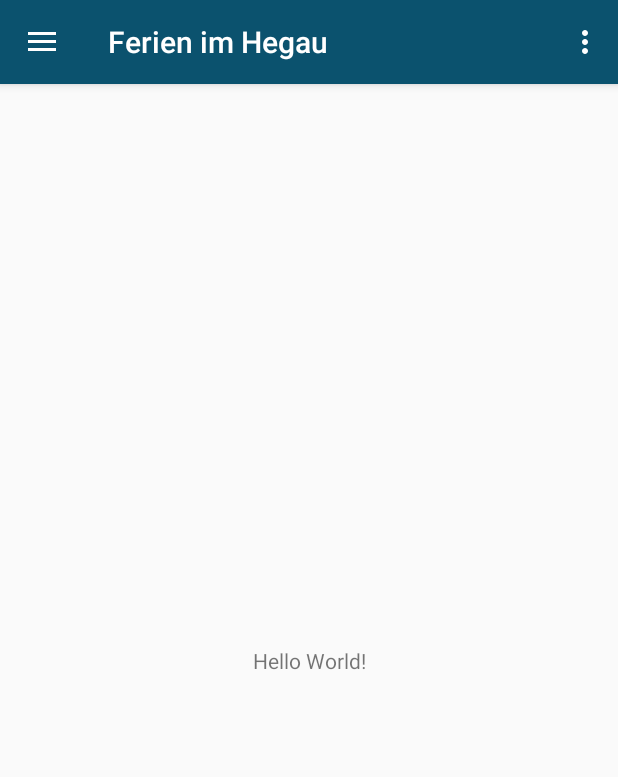
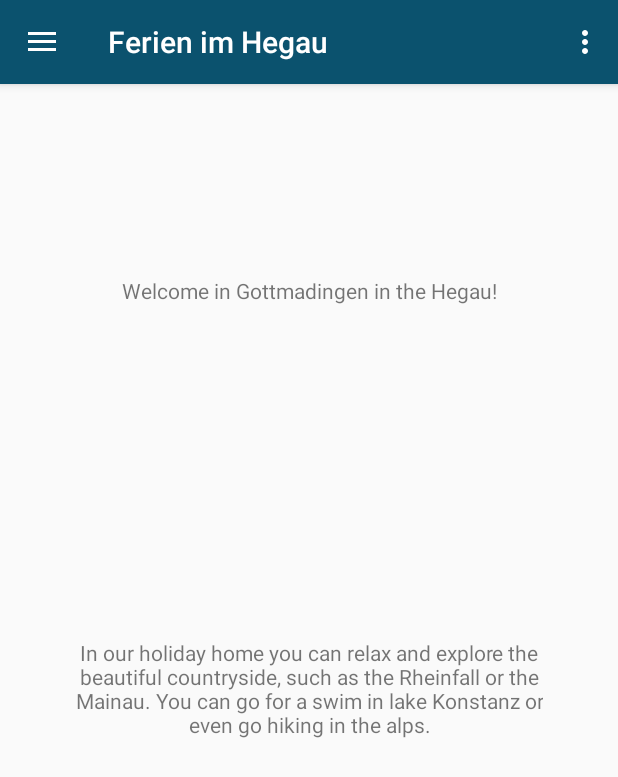
Before and after one commit to Creliv/FerienimHegau, an Android app: the screen it shows after launch (MainActivity), on a phone screen of 412 x 824 dp. Shown: the top 777 px of the screen. Run offline under Robolectric (Android 15) with nearby library versions, the phone set to English and light mode, and no system bars.

Commit message:
Modified Home. Added gallery

```diff
--- a/app/src/main/AndroidManifest.xml
+++ b/app/src/main/AndroidManifest.xml
@@ -24,6 +24,10 @@
             android:name=".CalcActivity"
             android:parentActivityName=".MainActivity"
             android:label="@string/calc_header"></activity>
+        <activity
+            android:name=".GalleryActivity"
+            android:parentActivityName=".MainActivity"
+            android:label="@string/gallery_header"></activity>
     </application>
 
 
--- a/app/src/main/java/com/example/ferienimhegau/MainActivity.java
+++ b/app/src/main/java/com/example/ferienimhegau/MainActivity.java
@@ -83,6 +83,8 @@ public class MainActivity extends AppCompatActivity
         if (id == R.id.nav_home) {
             // Handle the camera action
         } else if (id == R.id.nav_gallery) {
+            Intent intent = new Intent (this, GalleryActivity.class);
+            startActivity(intent);
 
         } else if (id == R.id.nav_Calculator) {
             Intent intent = new Intent(this, CalcActivity.class);
--- a/app/src/main/res/layout/content_main.xml
+++ b/app/src/main/res/layout/content_main.xml
@@ -9,12 +9,36 @@
     tools:showIn="@layout/app_bar_main">
 
     <TextView
-        android:layout_width="wrap_content"
+        android:id="@+id/textView8"
+        android:layout_width="0dp"
         android:layout_height="wrap_content"
-        android:text="Hello World!"
-        app:layout_constraintBottom_toBottomOf="parent"
-        app:layout_constraintLeft_toLeftOf="parent"
-        app:layout_constraintRight_toRightOf="parent"
+        android:layout_marginStart="75dp"
+        android:layout_marginLeft="75dp"
+        android:layout_marginTop="128dp"
+        android:layout_marginEnd="75dp"
+        android:layout_marginRight="75dp"
+        android:gravity="center"
+        android:text="@string/hello"
+        app:layout_constraintEnd_toEndOf="parent"
+        app:layout_constraintHorizontal_bias="0.0"
+        app:layout_constraintStart_toStartOf="parent"
         app:layout_constraintTop_toTopOf="parent" />
 
+    <TextView
+        android:id="@+id/textView4"
+        android:layout_width="0dp"
+        android:layout_height="wrap_content"
+        android:layout_marginStart="50dp"
+        android:layout_marginLeft="50dp"
+        android:layout_marginTop="166dp"
+        android:layout_marginEnd="50dp"
+        android:layout_marginRight="50dp"
+        android:layout_marginBottom="276dp"
+        android:gravity="center"
+        android:text="@string/hello2"
+        app:layout_constraintBottom_toBottomOf="parent"
+        app:layout_constraintEnd_toEndOf="parent"
+        app:layout_constraintStart_toStartOf="parent"
+        app:layout_constraintTop_toBottomOf="@+id/textView8" />
+
 </android.support.constraint.ConstraintLayout>
--- a/app/src/main/res/values/strings.xml
+++ b/app/src/main/res/values/strings.xml
@@ -21,4 +21,10 @@
     <string name="calc_headn">Number of nights</string>
     <string name="calc_button">Calculate!</string>
     <string name="calc_error">Wrong Parameters (Max 5 people)</string>
+    <string name="calc_error_toast">No number of nights!</string>
+
+    <string name="gallery_header">Gallery</string>
+
+    <string name="hello">Welcome in Gottmadingen in the Hegau!</string>
+    <string name="hello2">In our holiday home you can relax and explore the beautiful countryside, such as the Rheinfall or the Mainau. You can go for a swim in lake Konstanz or even go hiking in the alps.</string>
 </resources>
```
Also changed, not shown: app/src/main/java/com/example/ferienimhegau/CalcActivity.java (+40 -4 lines), app/src/main/res/layout/activity_calc.xml (+47 -40 lines).
